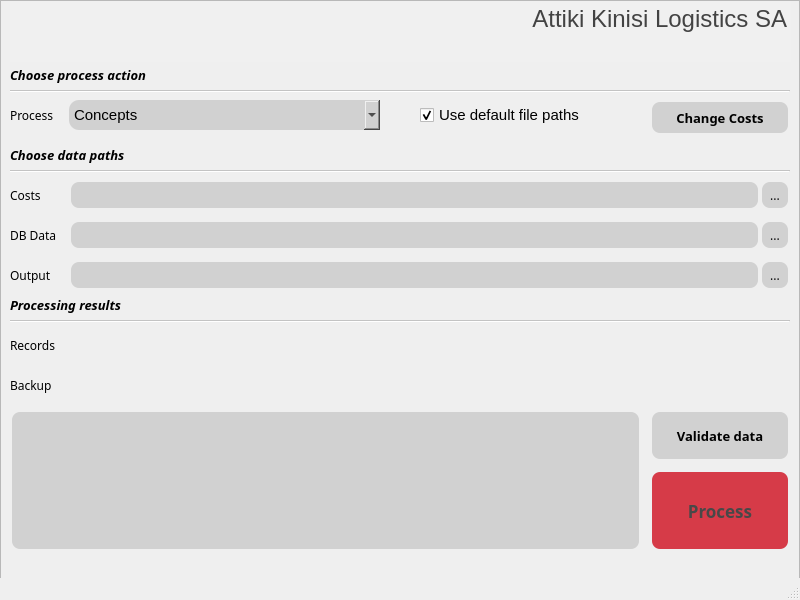
Old version of the form gui/ui_resources/aztool_akl_gui.ui in the repository kosazna/atakl.
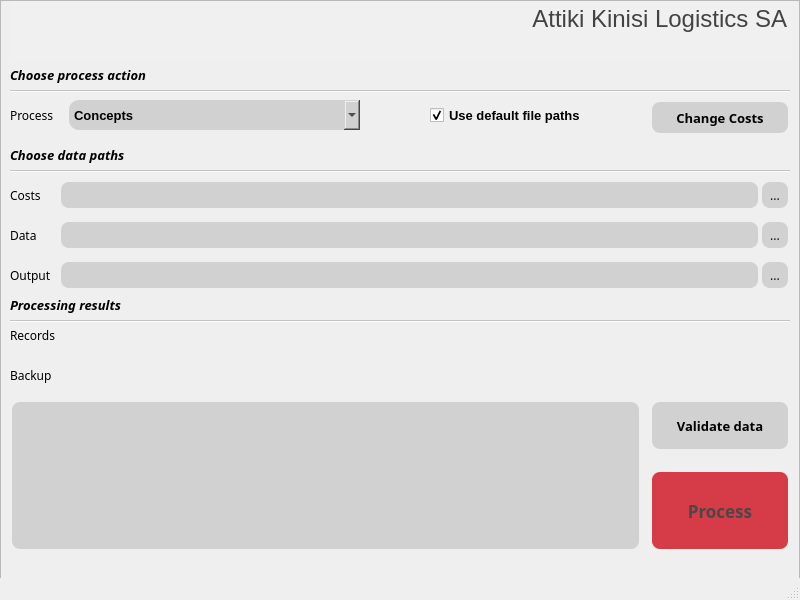
New version of the form.

Commit message: (D) updated scripts

What changed in the file:
```diff
--- a/gui/ui_resources/aztool_akl_gui.ui
+++ b/gui/ui_resources/aztool_akl_gui.ui
@@ -246,14 +246,14 @@
       </rect>
      </property>
      <property name="text">
-      <string>DB Data</string>
+      <string>Data</string>
      </property>
     </widget>
     <widget class="QLabel" name="label_records">
      <property name="geometry">
       <rect>
        <x>10</x>
-       <y>330</y>
+       <y>320</y>
        <width>60</width>
        <height>30</height>
       </rect>
@@ -266,7 +266,7 @@
      <property name="geometry">
       <rect>
        <x>10</x>
-       <y>370</y>
+       <y>360</y>
        <width>60</width>
        <height>30</height>
       </rect>
@@ -385,14 +385,16 @@
       <rect>
        <x>69</x>
        <y>100</y>
-       <width>311</width>
+       <width>291</width>
        <height>30</height>
       </rect>
      </property>
      <property name="font">
       <font>
        <family>Segoe UI</family>
-       <pointsize>11</pointsize>
+       <pointsize>10</pointsize>
+       <weight>75</weight>
+       <bold>true</bold>
       </font>
      </property>
      <property name="styleSheet">
@@ -495,9 +497,9 @@
     <widget class="QLineEdit" name="text_costs">
      <property name="geometry">
       <rect>
-       <x>69</x>
+       <x>59</x>
        <y>180</y>
-       <width>691</width>
+       <width>701</width>
        <height>30</height>
       </rect>
      </property>
@@ -521,9 +523,9 @@
     <widget class="QLineEdit" name="text_db_data">
      <property name="geometry">
       <rect>
-       <x>69</x>
+       <x>59</x>
        <y>220</y>
-       <width>691</width>
+       <width>701</width>
        <height>30</height>
       </rect>
      </property>
@@ -545,7 +547,7 @@
      <property name="geometry">
       <rect>
        <x>69</x>
-       <y>330</y>
+       <y>320</y>
        <width>711</width>
        <height>30</height>
       </rect>
@@ -554,8 +556,8 @@
       <font>
        <family>Segoe UI</family>
        <pointsize>9</pointsize>
-       <weight>50</weight>
-       <bold>false</bold>
+       <weight>75</weight>
+       <bold>true</bold>
       </font>
      </property>
      <property name="text">
@@ -566,7 +568,7 @@
      <property name="geometry">
       <rect>
        <x>69</x>
-       <y>370</y>
+       <y>360</y>
        <width>711</width>
        <height>30</height>
       </rect>
@@ -575,8 +577,8 @@
       <font>
        <family>Segoe UI</family>
        <pointsize>9</pointsize>
-       <weight>50</weight>
-       <bold>false</bold>
+       <weight>75</weight>
+       <bold>true</bold>
       </font>
      </property>
      <property name="text">
@@ -690,15 +692,15 @@
      <property name="geometry">
       <rect>
        <x>10</x>
-       <y>410</y>
+       <y>400</y>
        <width>631</width>
-       <height>141</height>
+       <height>151</height>
       </rect>
      </property>
      <property name="font">
       <font>
        <family>Segoe UI</family>
-       <pointsize>10</pointsize>
+       <pointsize>11</pointsize>
       </font>
      </property>
      <property name="styleSheet">
@@ -712,16 +714,18 @@
     <widget class="QCheckBox" name="tick_default">
      <property name="geometry">
       <rect>
-       <x>420</x>
+       <x>430</x>
        <y>100</y>
-       <width>201</width>
+       <width>161</width>
        <height>30</height>
       </rect>
      </property>
      <property name="font">
       <font>
        <family>Segoe UI</family>
-       <pointsize>11</pointsize>
+       <pointsize>10</pointsize>
+       <weight>75</weight>
+       <bold>true</bold>
       </font>
      </property>
      <property name="autoFillBackground">
@@ -756,9 +760,9 @@
     <widget class="QLineEdit" name="text_output">
      <property name="geometry">
       <rect>
-       <x>69</x>
+       <x>59</x>
        <y>260</y>
-       <width>691</width>
+       <width>701</width>
        <height>30</height>
       </rect>
      </property>
@@ -800,7 +804,7 @@
      <property name="geometry">
       <rect>
        <x>650</x>
-       <y>410</y>
+       <y>400</y>
        <width>140</width>
        <height>51</height>
       </rect>
```
The commit also changes 1 other file.
